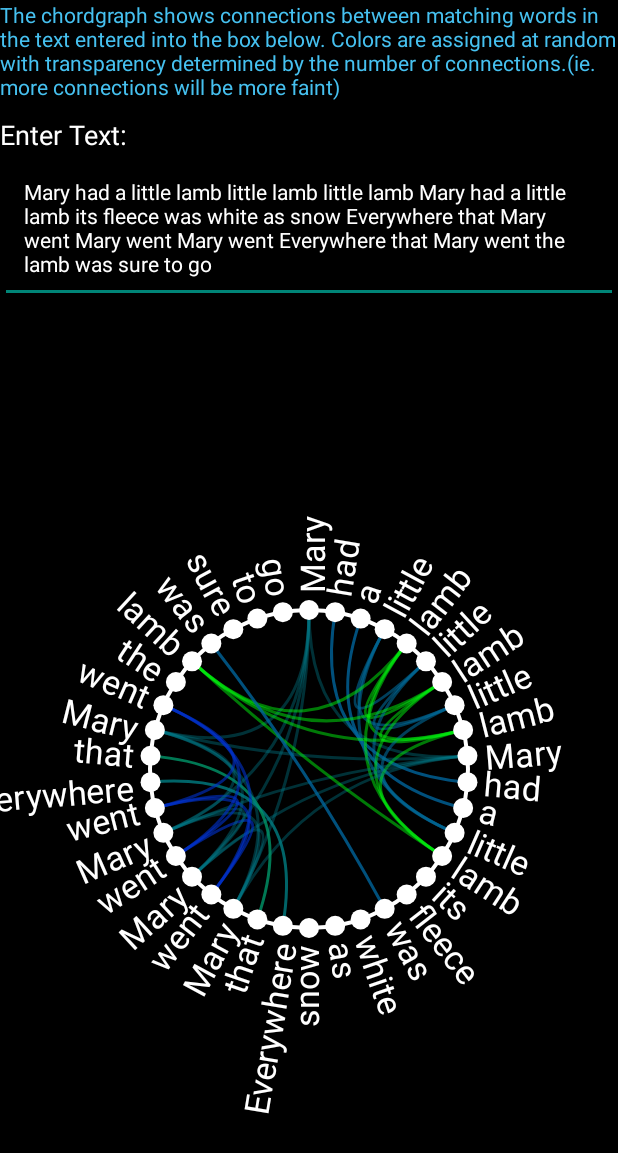
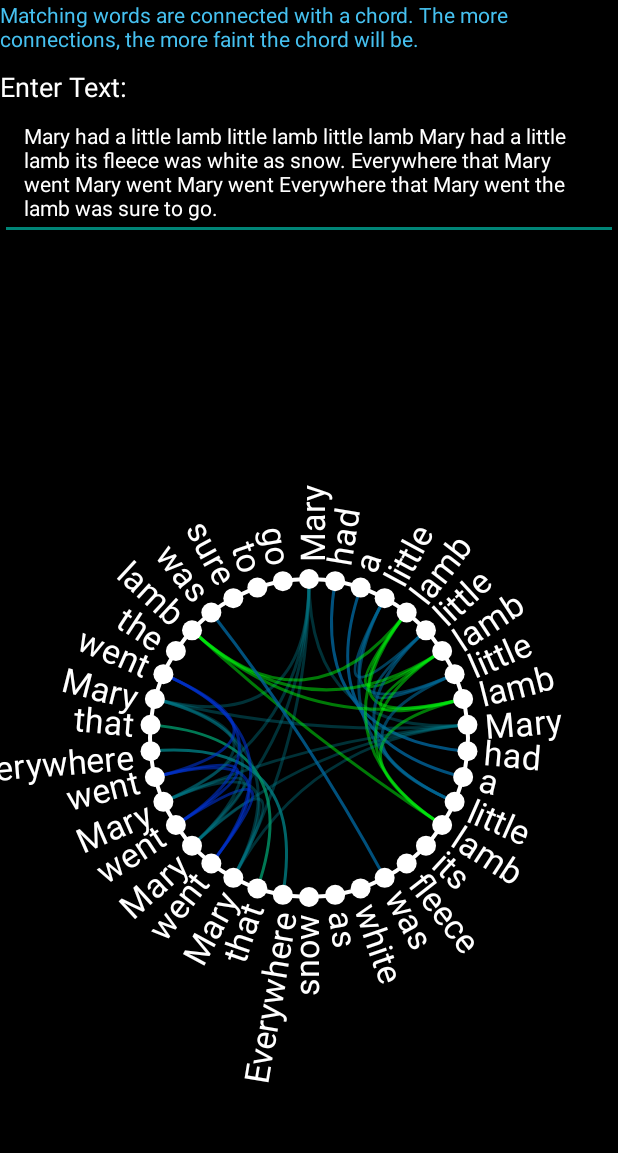
Before and after one commit to gcantrell/TextChordgraph, an Android app: the screen it shows after launch (MainActivity), on a phone screen of 412 x 824 dp. Shown: the top 1153 px of the screen. Run offline under Robolectric (Android 15) with nearby library versions, the phone set to English and light mode, and no system bars.

Commit message:
-Fixed the regex used to strip non-alphanumeric values from the model to not strip "'" (apostrophe) -Shortend the Description text -Changed the gravity of the graph fragment -Added screenshots

```diff
--- a/app/src/main/java/com/examples/gregcantrell/textchordgraph/ChordGraphFragment.java
+++ b/app/src/main/java/com/examples/gregcantrell/textchordgraph/ChordGraphFragment.java
@@ -85,7 +85,7 @@ public class ChordGraphFragment extends Fragment {
             // Clear the previous String
             model.clear();
             // Remove all non-alphanumeric values
-            String [] stringArray = newText.split("[\\W]|_");
+            String [] stringArray = newText.split("[^\\w']+");
             // Populate the model
             for (String str : stringArray) {
                 model.addItem(str);
--- a/app/src/main/res/layout/chordgraph_fragment.xml
+++ b/app/src/main/res/layout/chordgraph_fragment.xml
@@ -27,7 +27,7 @@
 
     <EditText
         android:layout_width="fill_parent"
-        android:layout_height="100dp"
+        android:layout_height="90dp"
         android:inputType="textMultiLine"
         android:ems="10"
         android:id="@+id/text_enter"
@@ -35,8 +35,6 @@
         android:text="@string/text_enter_default"
         android:paddingLeft="@dimen/activity_horizontal_margin"
         android:paddingRight="@dimen/activity_horizontal_margin"
-        android:paddingTop="@dimen/activity_vertical_margin"
-        android:paddingBottom="@dimen/activity_vertical_margin"
         style="@style/Base.TextAppearance.AppCompat.Inverse" />
 
     <RelativeLayout
@@ -44,7 +42,9 @@
         android:layout_height="fill_parent"
         android:layout_alignParentTop="true"
         android:layout_centerHorizontal="true"
-        android:id="@+id/graph_area" >
+        android:id="@+id/graph_area"
+        android:layout_gravity="top|center_horizontal"
+        android:gravity="top|center_horizontal">
     </RelativeLayout>
 
 </LinearLayout>
--- a/app/src/main/res/values/strings.xml
+++ b/app/src/main/res/values/strings.xml
@@ -6,12 +6,11 @@
 
     <string name="app_name">Text Chordgraph</string>
     <string name="action_settings">Settings</string>
-    <string name="text_enter_description">The chordgraph shows connections between matching words
-        in the text entered into the box below. Colors are assigned at random with transparency
-        determined by the number of connections.(ie. more connections will be more faint)</string>
+    <string name="text_enter_description">Matching words are connected with a chord. The more
+    connections, the more faint the chord will be.</string>
     <string name="text_enter_label">Enter Text:</string>
     <string name="text_enter_default">Mary had a little lamb little lamb little lamb Mary had a
-        little lamb its fleece was white as snow Everywhere that Mary went Mary went Mary went
-        Everywhere that Mary went the lamb was sure to go </string>
+        little lamb its fleece was white as snow. Everywhere that Mary went Mary went Mary went
+        Everywhere that Mary went the lamb was sure to go.</string>
 
 </resources>
```
Also changed, not shown: 5 other files.
